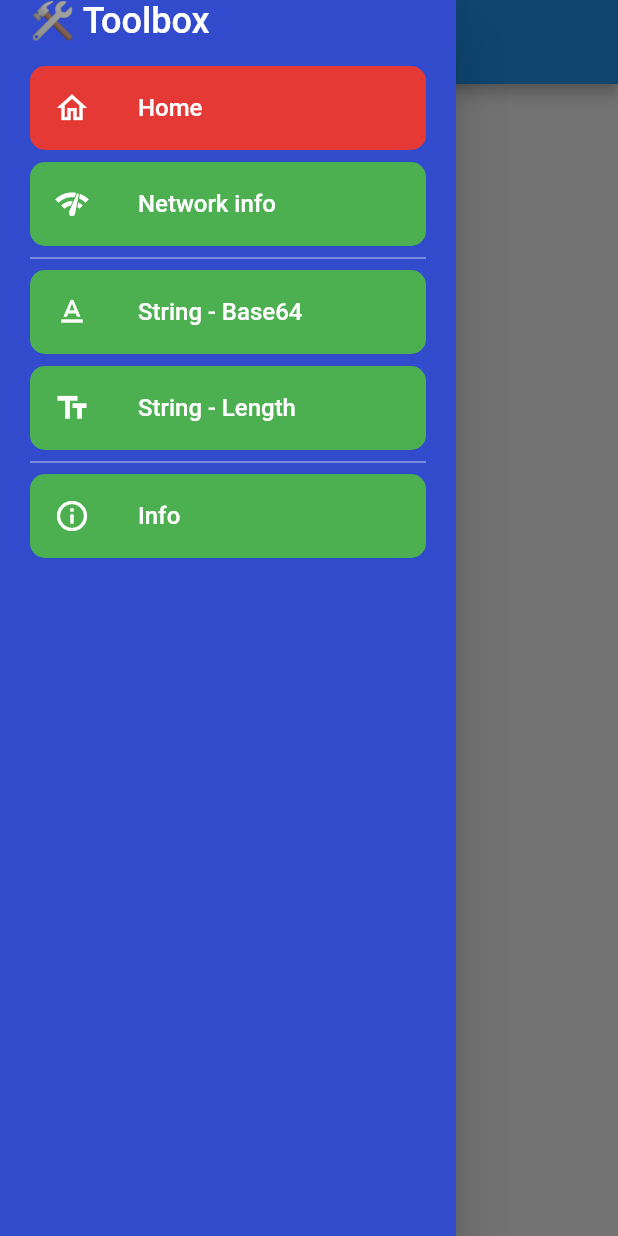
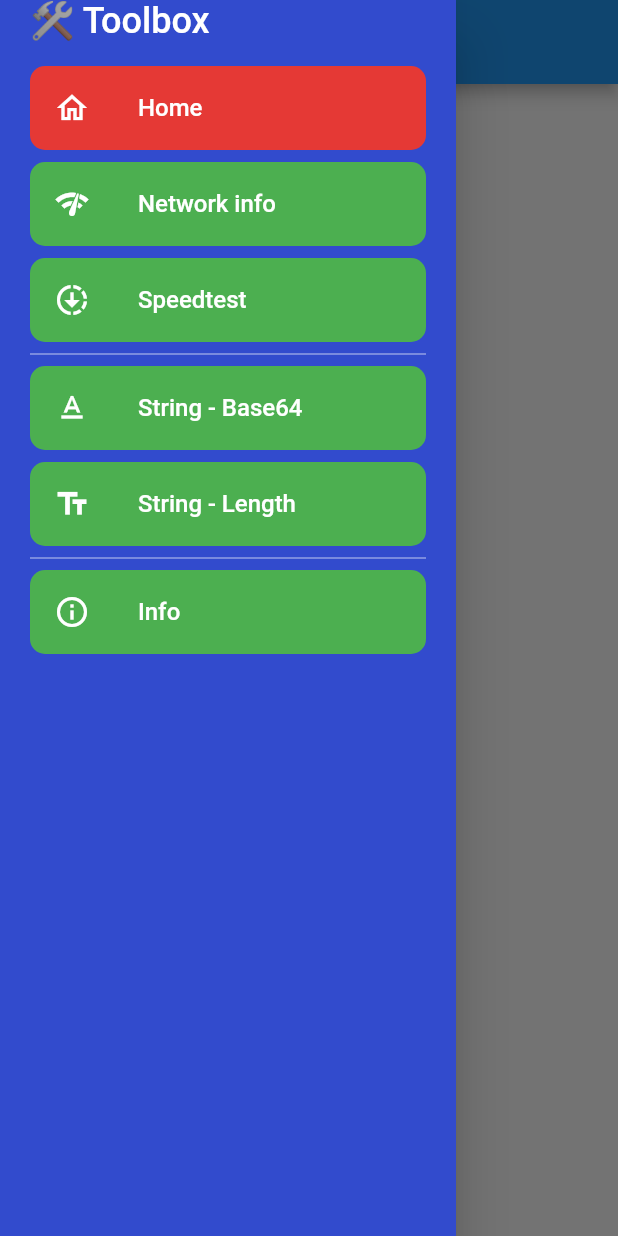
Before and after one commit to simusr2/toolbox, a Flutter app: the screen it shows after launch, with the side drawer open, on a phone screen of 412 x 824 dp. Run offline on Flutter 3.47's test engine with Material 2 defaults, Android fonts, the phone set to English and light mode, and no system bars; our stand-ins replace connectivity_plus, device_info_plus; missing offline and left inert: dart_ipify, internet_speed_test.

Commit message:
Add speedtest

```diff
--- a/lib/main.dart
+++ b/lib/main.dart
@@ -5,6 +5,7 @@
 import 'package:toolbox/page/info_page.dart';
 import 'package:toolbox/page/network_info_page.dart';
 import 'package:toolbox/page/ping_page.dart';
+import 'package:toolbox/page/speedtest_page.dart';
 import 'package:toolbox/page/string_base64_page.dart';
 import 'package:toolbox/page/string_length_page.dart';
 import 'package:toolbox/provider/navigation_provider.dart';
@@ -68,6 +69,8 @@
         return const PingPage();
       case NavigationItem.networkInfo:
         return const NetworkInfoPage();
+      case NavigationItem.speedtest:
+        return const SpeedtestPage();
       case NavigationItem.info:
         return const InfoPage();
       case NavigationItem.stringBase64:
--- a/lib/model/navigation_item.dart
+++ b/lib/model/navigation_item.dart
@@ -3,6 +3,7 @@ enum NavigationItem {
   ping,
   info,
   networkInfo,
+  speedtest,
   stringBase64,
   stringLength
 }
--- a/lib/widget/navigation_drawer_widget.dart
+++ b/lib/widget/navigation_drawer_widget.dart
@@ -38,6 +38,13 @@ class NavigationDrawerWidget extends StatelessWidget {
                     navigationItem: NavigationItem.networkInfo,
                     text: 'Network info',
                     icon: Icons.network_check_outlined,
+                  ),
+                  const SizedBox(height: itemSeparatorSizedBoxHeight),
+                  buildMenuItem(
+                    context,
+                    navigationItem: NavigationItem.speedtest,
+                    text: 'Speedtest',
+                    icon: Icons.downloading,
                   ),
                   const Divider(color: Colors.white70),
                   buildMenuItem(
--- a/pubspec.yaml
+++ b/pubspec.yaml
@@ -39,6 +39,7 @@ dependencies:
   device_info_plus: ^3.2.1
   connectivity_plus: ^2.2.0
   dart_ipify: ^1.1.1
+  internet_speed_test: ^1.5.0
 
 dev_dependencies:
   flutter_test:
```
Also changed, not shown: lib/page/speedtest_page.dart (added, +80 -0 lines).
